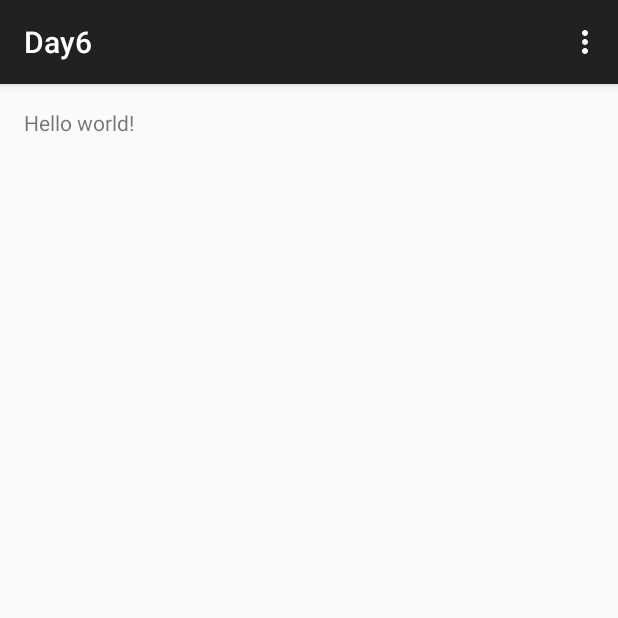
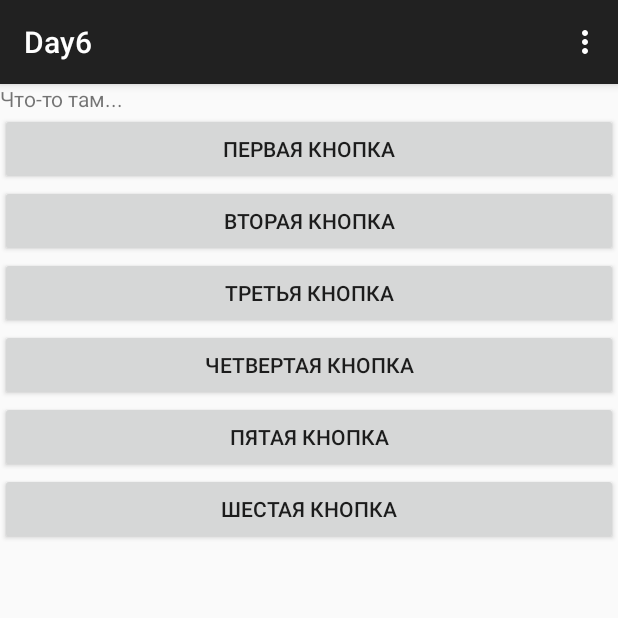
Before and after one commit to GusevaEvgenia/lessons, an Android app: the screen it shows after launch (MainActivity), on a phone screen of 412 x 824 dp, the top half of it. Run offline under Robolectric (Android 15) with nearby library versions, the phone set to English and light mode, and no system bars.

Commit message:
Day6: do diferent orientation

```diff
--- /dev/null
+++ b/Day6/app/src/main/res/layout-land/activity_main.xml
@@ -0,0 +1,73 @@
+<?xml version="1.0" encoding="utf-8"?>
+<LinearLayout
+    xmlns:android="http://schemas.android.com/apk/res/android"
+    android:layout_width="match_parent"
+    android:layout_height="match_parent"
+    android:orientation="vertical">
+
+    <LinearLayout
+        android:orientation="vertical"
+        android:layout_height="wrap_content"
+        android:layout_width="match_parent"
+        android:layout_gravity="center"
+        android:paddingLeft="20dp"
+        android:paddingRight="20dp">
+
+        <EditText
+            android:layout_height="wrap_content"
+            android:id="@+id/editText1"
+            android:layout_width="match_parent"/>
+
+        <TableLayout
+            android:layout_height="wrap_content"
+            android:layout_width="wrap_content"
+            android:layout_gravity="center"
+            android:stretchColumns="*">
+
+            <TableRow>
+
+                <Button
+                    android:id="@+id/button1"
+                    android:layout_height="wrap_content"
+                    android:layout_width="match_parent"
+                    android:text="Первая кнопка"/>
+
+                <Button
+                    android:id="@+id/button2"
+                    android:layout_height="wrap_content"
+                    android:layout_width="match_parent"
+                    android:text="Вторая кнопка"/>
+            </TableRow>
+
+            <TableRow>
+
+                <Button
+                    android:id="@+id/button3"
+                    android:layout_height="wrap_content"
+                    android:layout_width="match_parent"
+                    android:text="Третья кнопка"/>
+
+                <Button
+                    android:id="@+id/button4"
+                    android:layout_height="wrap_content"
+                    android:layout_width="match_parent"
+                    android:text="Четвёртая кнопка"/>
+            </TableRow>
+
+            <TableRow>
+
+                <Button
+                    android:id="@+id/button5"
+                    android:layout_height="wrap_content"
+                    android:layout_width="match_parent"
+                    android:text="Пятая кнопка"/>
+
+                <Button
+                    android:id="@+id/button6"
+                    android:layout_height="wrap_content"
+                    android:layout_width="match_parent"
+                    android:text="Шестая кнопка"/>
+            </TableRow>
+        </TableLayout>
+    </LinearLayout>
+</LinearLayout>
--- a/Day6/app/src/main/res/layout/activity_main.xml
+++ b/Day6/app/src/main/res/layout/activity_main.xml
@@ -1,16 +1,54 @@
-<RelativeLayout xmlns:android="http://schemas.android.com/apk/res/android"
-                xmlns:tools="http://schemas.android.com/tools"
-                android:layout_width="match_parent"
-                android:layout_height="match_parent"
-                android:paddingLeft="@dimen/activity_horizontal_margin"
-                android:paddingRight="@dimen/activity_horizontal_margin"
-                android:paddingTop="@dimen/activity_vertical_margin"
-                android:paddingBottom="@dimen/activity_vertical_margin"
-                tools:context=".MainActivity">
+<RelativeLayout
+    xmlns:android="http://schemas.android.com/apk/res/android"
+    android:layout_width="match_parent"
+    android:layout_height="match_parent">
 
     <TextView
-        android:text="@string/hello_world"
-        android:layout_width="wrap_content"
-        android:layout_height="wrap_content"/>
+        android:text="@string/text_area"
+        android:layout_width="match_parent"
+        android:layout_height="wrap_content"
+        android:id="@+id/textView"/>
+
+    <Button
+        android:id="@+id/button_1"
+        android:layout_width="match_parent"
+        android:layout_height="wrap_content"
+        android:layout_below="@+id/textView"
+        android:text="@string/button_1"/>
+
+    <Button
+        android:id="@+id/button_2"
+        android:layout_width="match_parent"
+        android:layout_height="wrap_content"
+        android:layout_below="@+id/button_1"
+        android:text="@string/button_2"/>
+
+    <Button
+        android:id="@+id/button_3"
+        android:layout_width="match_parent"
+        android:layout_height="wrap_content"
+        android:layout_below="@+id/button_2"
+        android:text="@string/button_3"/>
+
+    <Button
+        android:id="@+id/button_4"
+        android:layout_width="match_parent"
+        android:layout_height="wrap_content"
+        android:layout_below="@+id/button_3"
+        android:text="@string/button_4"/>
+
+    <Button
+        android:id="@+id/button_5"
+        android:layout_width="match_parent"
+        android:layout_height="wrap_content"
+        android:layout_below="@+id/button_4"
+        android:text="@string/button_5"/>
+
+    <Button
+        android:id="@+id/button_6"
+        android:layout_width="match_parent"
+        android:layout_height="wrap_content"
+        android:layout_below="@+id/button_5"
+        android:text="@string/button_6"/>
 
 </RelativeLayout>
--- a/Day6/app/src/main/res/values/strings.xml
+++ b/Day6/app/src/main/res/values/strings.xml
@@ -1,6 +1,12 @@
 <resources>
     <string name="app_name">Day6</string>
 
-    <string name="hello_world">Hello world!</string>
+    <string name="text_area">Что-то там...</string>
+    <string name="button_1">Первая кнопка</string>
+    <string name="button_2">Вторая кнопка</string>
+    <string name="button_3">Третья кнопка</string>
+    <string name="button_4">Четвертая кнопка</string>
+    <string name="button_5">Пятая кнопка</string>
+    <string name="button_6">Шестая кнопка</string>
     <string name="action_settings">Settings</string>
 </resources>
```
